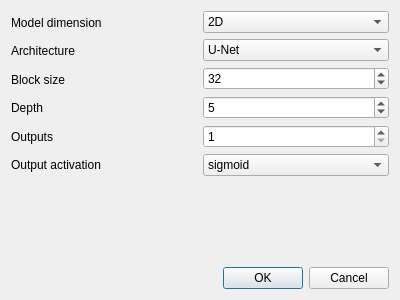
This is window_newmodel.ui in Cyril-Meyer/DeepSCEM as Qt 5 draws it before an edit. The edited form follows.
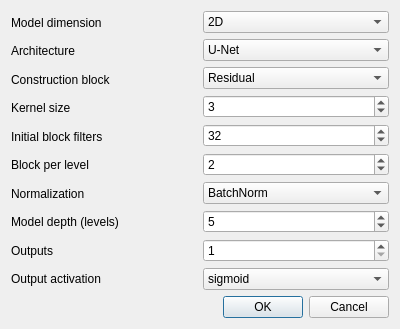
This is the edited form.

Commit message: update newmodel dialog with more parameters

```diff
--- a/window_newmodel.ui
+++ b/window_newmodel.ui
@@ -35,14 +35,42 @@
        <item>
         <widget class="QLabel" name="label_block">
          <property name="text">
-          <string>Block size</string>
+          <string>Construction block</string>
+         </property>
+        </widget>
+       </item>
+       <item>
+        <widget class="QLabel" name="label_kernel_size">
+         <property name="text">
+          <string>Kernel size</string>
+         </property>
+        </widget>
+       </item>
+       <item>
+        <widget class="QLabel" name="label_block_filters">
+         <property name="text">
+          <string>Initial block filters</string>
+         </property>
+        </widget>
+       </item>
+       <item>
+        <widget class="QLabel" name="label_block_per_level">
+         <property name="text">
+          <string>Block per level</string>
+         </property>
+        </widget>
+       </item>
+       <item>
+        <widget class="QLabel" name="label_normalization">
+         <property name="text">
+          <string>Normalization</string>
          </property>
         </widget>
        </item>
        <item>
         <widget class="QLabel" name="label_depth">
          <property name="text">
-          <string>Depth</string>
+          <string>Model depth (levels)</string>
          </property>
         </widget>
        </item>
@@ -85,15 +113,32 @@
            <string>U-Net</string>
           </property>
          </item>
+        </widget>
+       </item>
+       <item>
+        <widget class="QComboBox" name="comboBox_backbone">
          <item>
           <property name="text">
-           <string>Res-U-Net</string>
+           <string>Residual</string>
           </property>
          </item>
         </widget>
        </item>
        <item>
-        <widget class="QSpinBox" name="spinBox_block">
+        <widget class="QSpinBox" name="spinBox_kernel_size">
+         <property name="minimum">
+          <number>2</number>
+         </property>
+         <property name="maximum">
+          <number>32</number>
+         </property>
+         <property name="value">
+          <number>3</number>
+         </property>
+        </widget>
+       </item>
+       <item>
+        <widget class="QSpinBox" name="spinBox_block_filters">
          <property name="minimum">
           <number>1</number>
          </property>
@@ -105,6 +150,28 @@
          </property>
         </widget>
        </item>
+       <item>
+        <widget class="QSpinBox" name="spinBox_block_per_level">
+         <property name="minimum">
+          <number>1</number>
+         </property>
+         <property name="maximum">
+          <number>32</number>
+         </property>
+         <property name="value">
+          <number>2</number>
+         </property>
+        </widget>
+       </item>
+       <item>
+        <widget class="QComboBox" name="comboBox_normalization">
+         <item>
+          <property name="text">
+           <string>BatchNorm</string>
+          </property>
+         </item>
+        </widget>
+       </item>
        <item>
         <widget class="QSpinBox" name="spinBox_depth">
          <property name="minimum">
```
Left out of the diff: 7 changed lines with no effect on the pictures. The commit also changes 1 other file.
